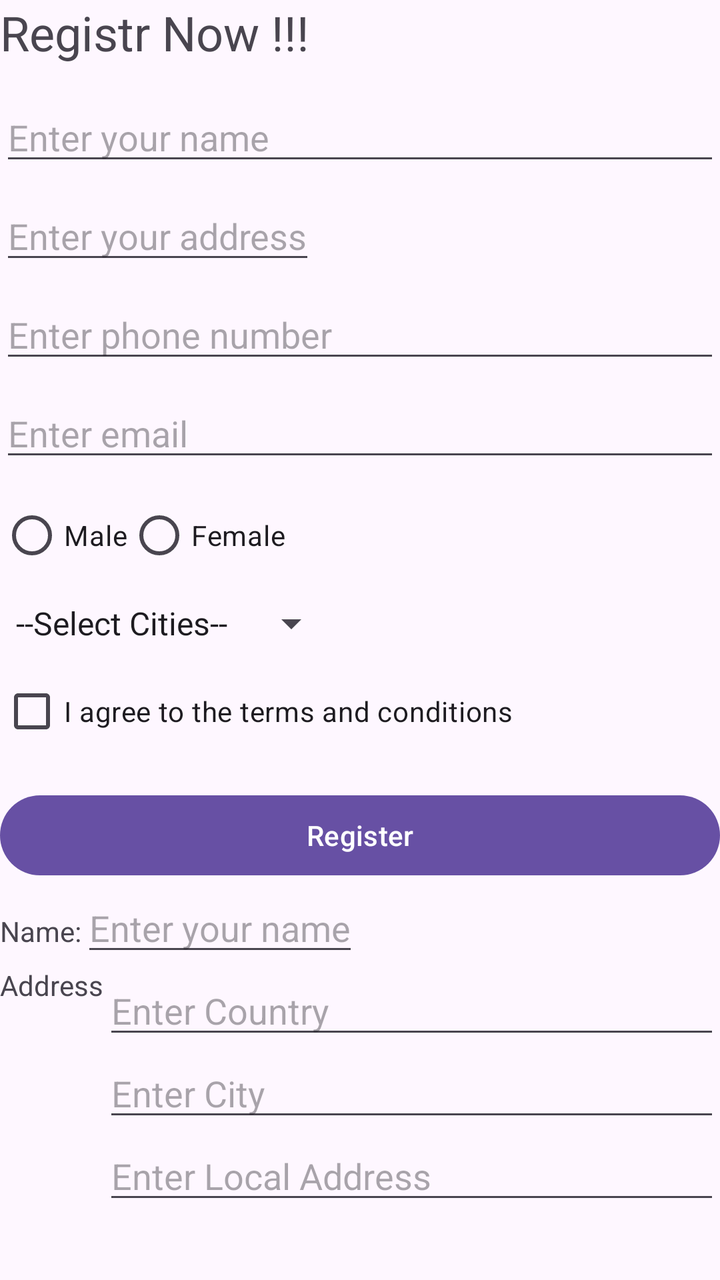
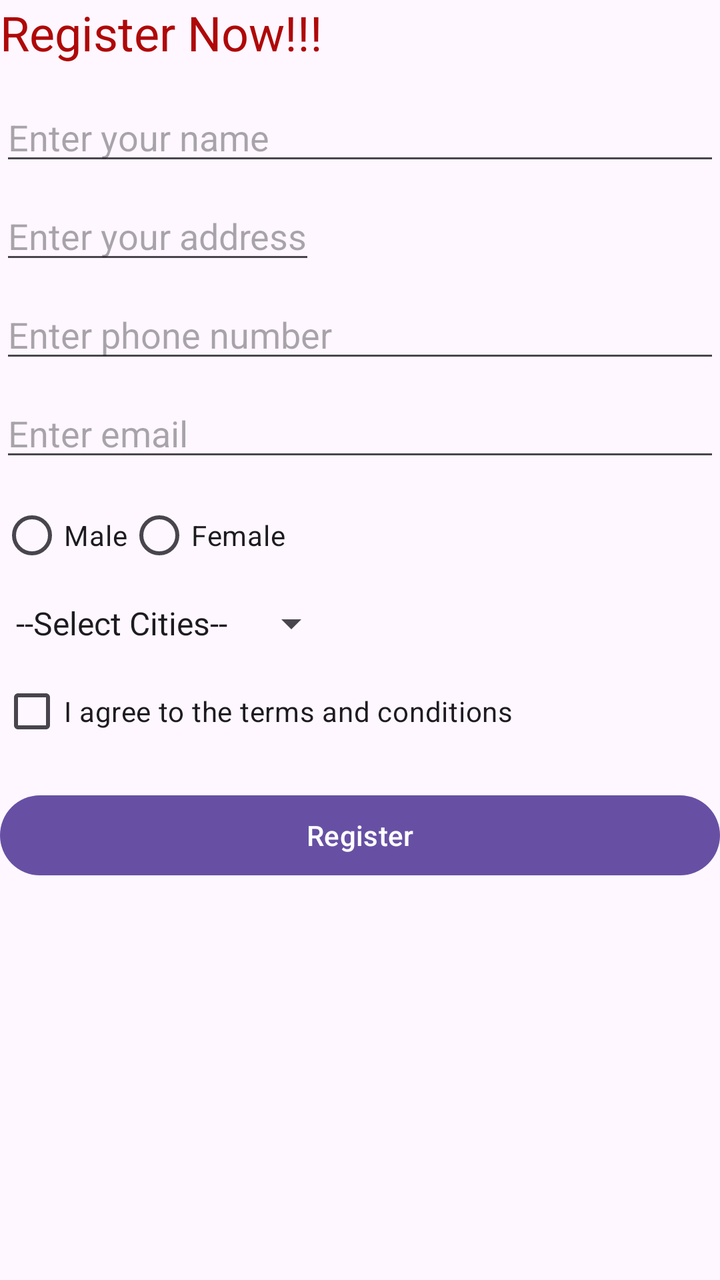

Screens rendered from an Android XML layout before and after an edit, with the pre-edit source and the edit as a unified diff.
<!-- AndroidManifest.xml: application theme Theme.BCA6th -->
<!-- res/layout/activity_main.xml -->
<?xml version="1.0" encoding="utf-8"?>
<LinearLayout
    xmlns:android="http://schemas.android.com/apk/res/android"
    android:layout_width="match_parent"
    android:layout_height="match_parent"
    android:orientation="vertical"
    android:layout_margin="18dp">

    <TextView
        android:layout_width="wrap_content"
        android:layout_height="wrap_content"
        android:text="Registr Now !!!"
        android:layout_marginBottom="14dp"
        android:textSize="24sp"/>

    <EditText
        android:layout_width="match_parent"
        android:layout_height="wrap_content"
        android:layout_marginBottom="8dp"
        android:hint="Enter your name"/>

    <EditText
        android:layout_width="wrap_content"
        android:layout_height="wrap_content"
        android:layout_marginBottom="8dp"
        android:hint="Enter your address"/>

    <EditText
        android:layout_width="match_parent"
        android:layout_height="wrap_content"
        android:hint="Enter phone number"
        android:layout_marginBottom="8dp"
        android:inputType="phone"/>

    <EditText
        android:layout_width="match_parent"
        android:layout_height="wrap_content"
        android:layout_marginBottom="8dp"
        android:hint="Enter email"/>

    <RadioGroup
        android:layout_width="wrap_content"
        android:layout_height="wrap_content"
        android:layout_marginBottom="8dp"
        android:orientation="horizontal">

        <RadioButton
            android:layout_width="wrap_content"
            android:layout_height="wrap_content"
            android:text="Male"/>

        <RadioButton
            android:layout_width="wrap_content"
            android:layout_height="wrap_content"
            android:text="Female"/>
    </RadioGroup>

    <Spinner
        android:layout_width="wrap_content"
        android:layout_height="wrap_content"
        android:layout_marginBottom="8dp"
        android:entries="@array/cities"/>

    <CheckBox
        android:layout_width="match_parent"
        android:layout_height="wrap_content"
        android:layout_marginBottom="14dp"
        android:text="I agree to the terms and conditions"/>

    <Button
        android:layout_width="match_parent"
        android:layout_height="wrap_content"
        android:text="Register"/>

    <LinearLayout
        android:layout_width="match_parent"
        android:layout_height="wrap_content"
        android:orientation="horizontal">

        <TextView
            android:layout_width="wrap_content"
            android:layout_height="wrap_content"
            android:text="Name:"/>

        <EditText
            android:layout_width="wrap_content"
            android:layout_height="wrap_content"
            android:hint="Enter your name"/>
    </LinearLayout>

    <LinearLayout
        android:layout_width="match_parent"
        android:layout_height="wrap_content"
        android:orientation="horizontal">
        <TextView
            android:layout_width="wrap_content"
            android:layout_height="wrap_content"
            android:text="Address"/>
        <LinearLayout
            android:layout_width="match_parent"
            android:layout_height="wrap_content"
            android:orientation="vertical"
>
            <EditText
                android:layout_width="match_parent"
                android:layout_height="wrap_content"
                android:hint="Enter Country"/>
            <EditText
                android:layout_width="match_parent"
                android:layout_height="wrap_content"
                android:hint="Enter City"/>
            <EditText
                android:layout_width="match_parent"
                android:layout_height="wrap_content"
                android:hint="Enter Local Address"/>

        </LinearLayout>
    </LinearLayout>

</LinearLayout>
<!-- resources referenced by this layout -->
<resources>
  <string-array name="cities">
          <item>--Select Cities--</item>
          <item>Kathmandu</item>
          <item>Lalitpur</item>
          <item>Pokhara</item>
          <item>Kanchanpur</item>
      </string-array>
  <style name="Theme.BCA6th" parent="Base.Theme.BCA6th" />
  <style name="Base.Theme.BCA6th" parent="Theme.Material3.DayNight.NoActionBar">
          
          
      </style>
</resources>

<!-- the commit's change to res/layout/activity_main.xml (unified diff, before → after) -->
@@ -9,26 +9,28 @@
     <TextView
         android:layout_width="wrap_content"
         android:layout_height="wrap_content"
-        android:text="Registr Now !!!"
+        android:textColor="@color/primary"
+        android:text="@string/register"
         android:layout_marginBottom="14dp"
         android:textSize="24sp"/>
 
     <EditText
+        android:id="@+id/edtName"
         android:layout_width="match_parent"
         android:layout_height="wrap_content"
         android:layout_marginBottom="8dp"
-        android:hint="Enter your name"/>
+        android:hint="@string/name"/>
 
     <EditText
         android:layout_width="wrap_content"
         android:layout_height="wrap_content"
         android:layout_marginBottom="8dp"
-        android:hint="Enter your address"/>
+        android:hint="@string/address"/>
 
     <EditText
         android:layout_width="match_parent"
         android:layout_height="wrap_content"
-        android:hint="Enter phone number"
+        android:hint="@string/phone"
         android:layout_marginBottom="8dp"
         android:inputType="phone"/>
 
@@ -36,7 +38,7 @@
         android:layout_width="match_parent"
         android:layout_height="wrap_content"
         android:layout_marginBottom="8dp"
-        android:hint="Enter email"/>
+        android:hint="@string/email"/>
 
     <RadioGroup
         android:layout_width="wrap_content"
@@ -68,53 +70,10 @@
         android:text="I agree to the terms and conditions"/>
 
     <Button
+        android:id="@+id/btnRegister"
         android:layout_width="match_parent"
         android:layout_height="wrap_content"
         android:text="Register"/>
 
-    <LinearLayout
-        android:layout_width="match_parent"
-        android:layout_height="wrap_content"
-        android:orientation="horizontal">
 
-        <TextView
-            android:layout_width="wrap_content"
-            android:layout_height="wrap_content"
-            android:text="Name:"/>
-
-        <EditText
-            android:layout_width="wrap_content"
-            android:layout_height="wrap_content"
-            android:hint="Enter your name"/>
     </LinearLayout>
-
-    <LinearLayout
-        android:layout_width="match_parent"
-        android:layout_height="wrap_content"
-        android:orientation="horizontal">
-        <TextView
-            android:layout_width="wrap_content"
-            android:layout_height="wrap_content"
-            android:text="Address"/>
-        <LinearLayout
-            android:layout_width="match_parent"
-            android:layout_height="wrap_content"
-            android:orientation="vertical"
->
-            <EditText
-                android:layout_width="match_parent"
-                android:layout_height="wrap_content"
-                android:hint="Enter Country"/>
-            <EditText
-                android:layout_width="match_parent"
-                android:layout_height="wrap_content"
-                android:hint="Enter City"/>
-            <EditText
-                android:layout_width="match_parent"
-                android:layout_height="wrap_content"
-                android:hint="Enter Local Address"/>
-
-        </LinearLayout>
-    </LinearLayout>
-
-</LinearLayout>
<!-- resource entries referenced after the edit -->
@@ -7,6 +7,12 @@
           <item>Pokhara</item>
           <item>Kanchanpur</item>
       </string-array>
+  <color name="primary">#AF0808</color>
+  <string name="address">Enter your address</string>
+  <string name="email">Enter email</string>
+  <string name="name">Enter your name</string>
+  <string name="phone">Enter phone number</string>
+  <string name="register">Register Now!!!</string>
   <style name="Theme.BCA6th" parent="Base.Theme.BCA6th" />
   <style name="Base.Theme.BCA6th" parent="Theme.Material3.DayNight.NoActionBar">
           
